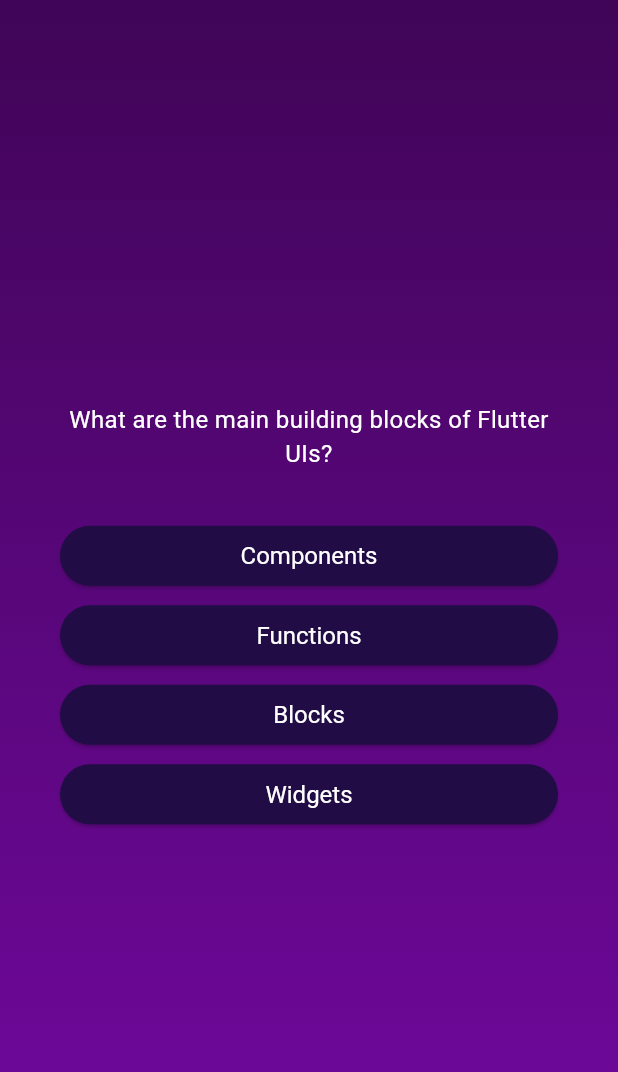
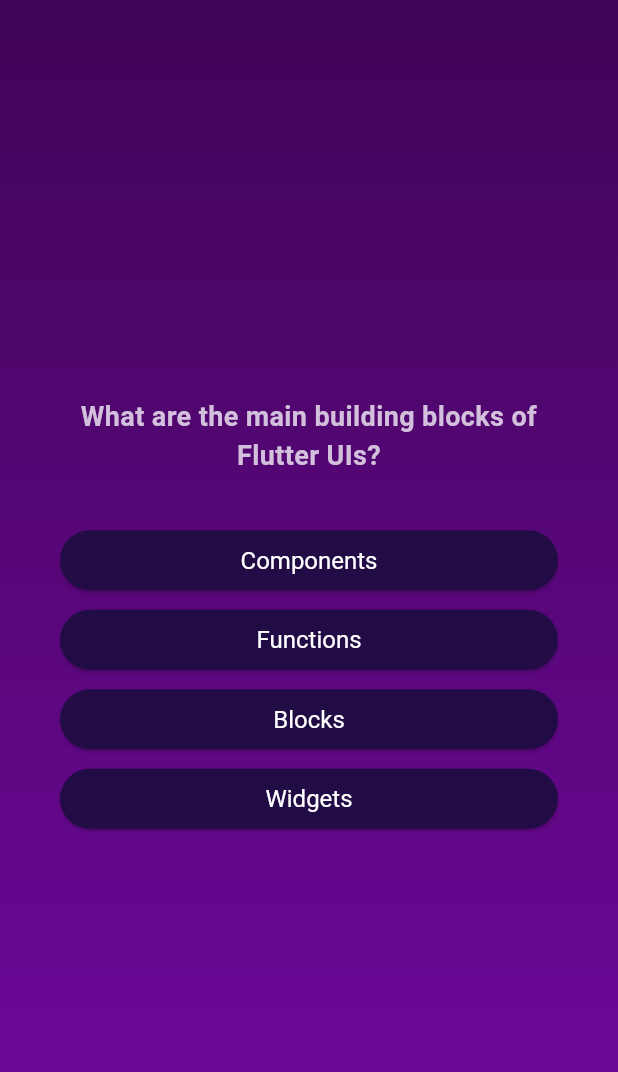
Before and after one commit to raphaelpinel/flutter-quizz-app, a Flutter app: the screen it shows after launch, after a tap on "Start Quiz", on a phone screen of 412 x 824 dp. Shown: the top 1072 px of the screen. Run offline on Flutter 3.47's test engine with Material 3 defaults, Android fonts, the phone set to English and light mode, and no system bars; our stand-ins replace google_fonts; Roboto replaces fonts that are missing (Preahvihear).

Commit message:
Add Google font for header

```diff
--- a/lib/questions_screen.dart
+++ b/lib/questions_screen.dart
@@ -1,5 +1,6 @@
 import 'package:flutter/material.dart';
 import 'package:quizz_app/answer_button.dart';
+import 'package:quizz_app/quiz_header_text.dart';
 import 'questions.dart';
 
 class QuestionsScreen extends StatefulWidget {
@@ -32,11 +33,7 @@ class _QuestionsScreenState extends State<QuestionsScreen> {
         : null;
     List<Widget> content = currentQuestionIndex < questions.length
         ? [
-            Text(
-              currentQuestion!.questionText,
-              style: const TextStyle(color: Colors.white, fontSize: 16),
-              textAlign: TextAlign.center,
-            ),
+            QuizHeaderText(currentQuestion!.questionText),
             const SizedBox(height: 30),
             ...currentQuestion.getShuffledAnswers().map(
                   (answer) => AnswerButton(
@@ -51,10 +48,8 @@ class _QuestionsScreenState extends State<QuestionsScreen> {
                 ),
           ]
         : [
-            const Text(
+            const QuizHeaderText(
               'You have completed the quiz!',
-              style: TextStyle(color: Colors.white, fontSize: 16),
-              textAlign: TextAlign.center,
             ),
             Text(
               'Your score is: $score/${questions.length}',
--- /dev/null
+++ b/lib/quiz_header_text.dart
@@ -0,0 +1,23 @@
+import 'package:flutter/material.dart';
+import 'package:google_fonts/google_fonts.dart';
+
+class QuizHeaderText extends StatelessWidget {
+  const QuizHeaderText(this.text, {super.key});
+
+  final String text;
+
+  @override
+  Widget build(BuildContext context) {
+    return Text(
+      text,
+      textAlign: TextAlign.center,
+      style: GoogleFonts.preahvihear(
+        textStyle: const TextStyle(
+          color: Color.fromARGB(255, 210, 192, 220),
+          fontSize: 18,
+          fontWeight: FontWeight.bold,
+        ),
+      ),
+    );
+  }
+}
--- a/lib/start_screen.dart
+++ b/lib/start_screen.dart
@@ -1,4 +1,5 @@
 import 'package:flutter/material.dart';
+import 'package:quizz_app/quiz_header_text.dart';
 
 class StartScreen extends StatelessWidget {
   final void Function() switchScreen;
@@ -27,14 +28,8 @@ class StartScreen extends StatelessWidget {
             ),
             const Padding(
               padding: EdgeInsets.only(top: 40),
-              child: Text(
+              child: QuizHeaderText(
                 'Learn Flutter the fun way!',
-                textAlign: TextAlign.center,
-                style: TextStyle(
-                  fontSize: 16,
-                  color: Color.fromARGB(220, 255, 255, 255),
-                  fontWeight: FontWeight.normal,
-                ),
               ),
             ),
             const SizedBox(height: 20),
--- a/pubspec.yaml
+++ b/pubspec.yaml
@@ -34,6 +34,7 @@ dependencies:
   # The following adds the Cupertino Icons font to your application.
   # Use with the CupertinoIcons class for iOS style icons.
   cupertino_icons: ^1.0.2
+  google_fonts: ^6.1.0
 
 dev_dependencies:
   flutter_test:
```
Also changed, not shown: pubspec.lock, 1 other file.
